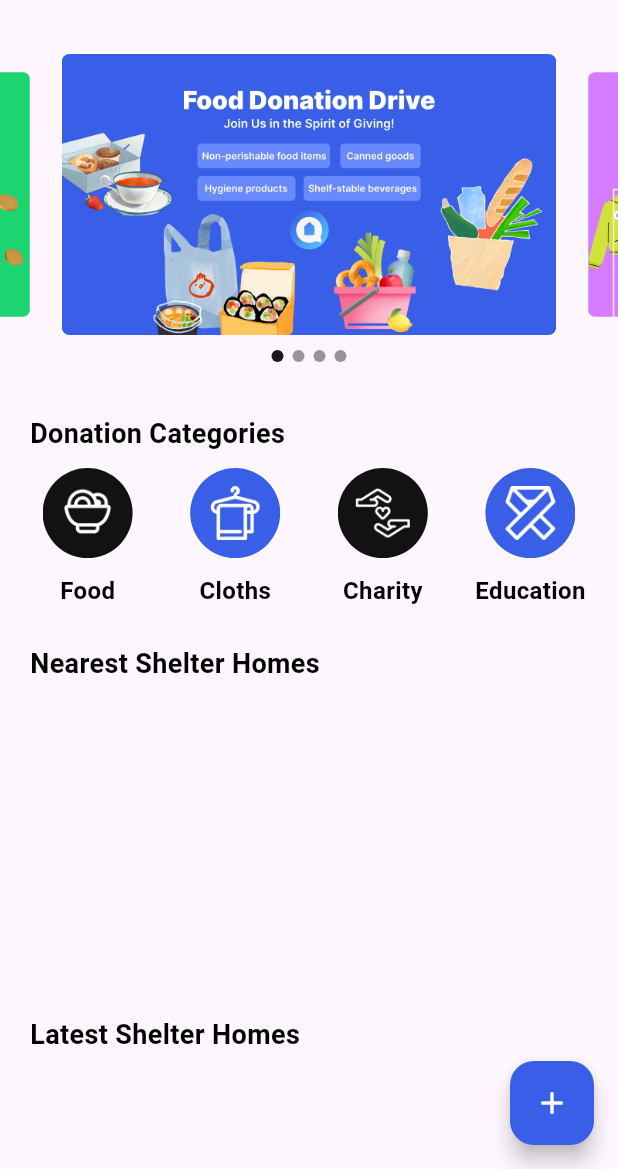
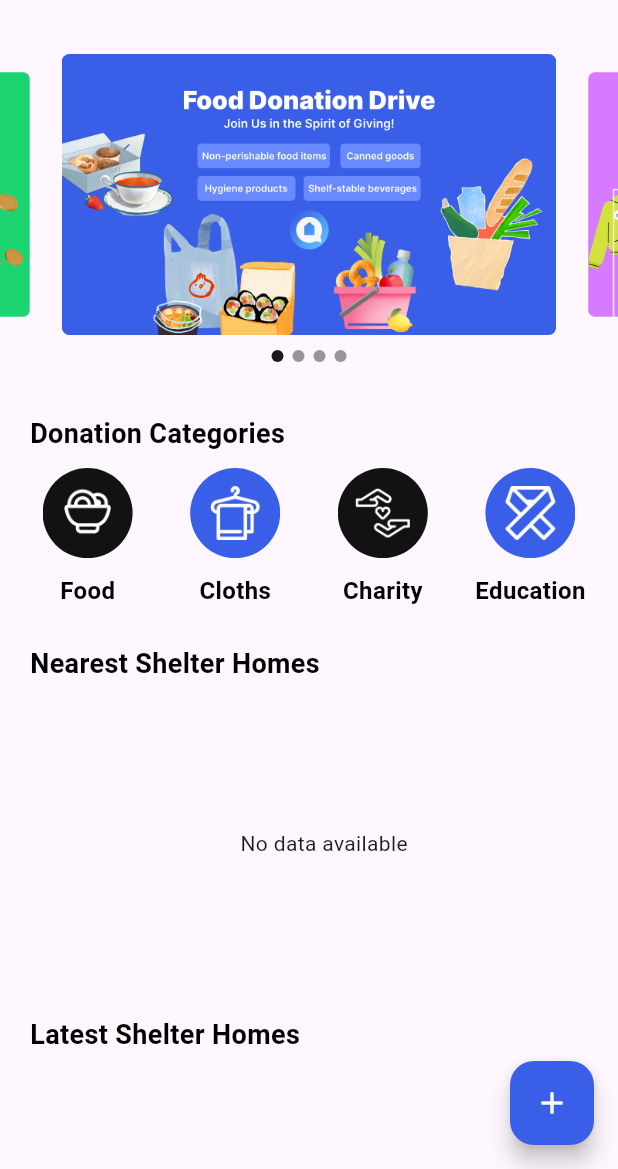
Before and after one commit to pawanbhayde/homeconnect, a Flutter app: the HomePage screen opened directly, on a phone screen of 412 x 824 dp, the part 67-1236 px from its top. Run offline on Flutter 3.47's test engine with Material 3 defaults, Android fonts, the phone set to English and light mode, and no system bars; drawn by our look-alikes of carousel_slider; our stand-ins replace glass, google_sign_in, iconsax, image_cropper, image_picker, supabase_flutter; accounts and stored records are empty; network calls fail.

Commit message:
Added Location and Modified Near Shelter Home stream

```diff
--- a/lib/auth/authentication.dart
+++ b/lib/auth/authentication.dart
@@ -16,7 +16,8 @@ class Authentication {
       {required BuildContext context,
       required String email,
       required String password,
-      required String name}) async {
+      required String name,
+      required String city}) async {
     final sm = ScaffoldMessenger.of(context);
 
     try {
@@ -36,7 +37,7 @@ class Authentication {
 
         // store user details in user table
         await DatabaseService.storeUserDetails(
-            context, name, email, authResponse.user!.id, '');
+            context, name, email, authResponse.user!.id, '', city);
 
         // Navigate to the home page
         Navigator.pushReplacement(
@@ -106,6 +107,7 @@ class Authentication {
               authResponse.user!.email!,
           authResponse.user!.userMetadata?['userid'] ?? authResponse.user!.id,
           authResponse.user!.userMetadata?['avatar_url'] ?? '',
+          '',
         );
 
         // Navigate to the home page
--- a/lib/auth/database.dart
+++ b/lib/auth/database.dart
@@ -49,6 +49,17 @@ class DatabaseService {
     return supabase.from('HomeShelter').stream(primaryKey: ['id']);
   }
 
+  static SupabaseStreamBuilder getNearShelterStream(String city) {
+    print(city);
+    final res = supabase
+        .from('HomeShelter')
+        .stream(primaryKey: ['id'])
+        .order('id')
+        .limit(10);
+    print(res);
+    return res;
+  }
+
   //get shelter details from supabase table
   static Future<HomeShelter> getShelterDetails(int id) async {
     final response =
@@ -65,7 +76,7 @@ class DatabaseService {
 
   //--------- store users google sign in details into user table
   static Future<void> storeUserDetails(BuildContext context, String name,
-      String email, String id, String profileurl) async {
+      String email, String id, String profileurl, String city) async {
     final sm = ScaffoldMessenger.of(context);
 
     try {
@@ -75,6 +86,7 @@ class DatabaseService {
           'name': name,
           'email': email,
           'profile_picture': profileurl,
+          'city': city,
         }
       ]);
 
--- a/lib/model/user.dart
+++ b/lib/model/user.dart
@@ -1,13 +1,13 @@
 class UserProfile {
   final String name;
   final String email;
-  final String location;
+  final String city;
   final String profilePicture;
   final String userid;
   UserProfile({
     required this.name,
     required this.email,
-    required this.location,
+    required this.city,
     required this.profilePicture,
     required this.userid,
   });
@@ -17,7 +17,7 @@ class UserProfile {
     return UserProfile(
       name: data['name'],
       email: data['email'],
-      location: data['location'] ?? '',
+      city: data['city'] ?? '',
       profilePicture: data['profile_picture'] ?? '',
       userid: data['userid'],
     );
@@ -28,7 +28,7 @@ class UserProfile {
     return {
       'name': name,
       'email': email,
-      'location': location,
+      'city': city,
       'profile_picture': profilePicture,
       'userid': userid,
     };
--- a/lib/pages/home_page.dart
+++ b/lib/pages/home_page.dart
@@ -1,5 +1,7 @@
 import 'package:flutter/material.dart';
+import 'package:helpus/auth/authentication.dart';
 import 'package:helpus/auth/database.dart';
+import 'package:helpus/model/user.dart';
 import 'package:helpus/pages/addhome.dart';
 import 'package:helpus/pages/home_shelter_detail.dart';
 import 'package:helpus/widgets/custom_category_card.dart';
@@ -9,8 +11,25 @@ import 'package:helpus/widgets/custom_shalter_card.dart';
 
 import 'donation_category.dart';
 
-class HomePage extends StatelessWidget {
+class HomePage extends StatefulWidget {
   const HomePage({super.key});
+
+  @override
+  State<HomePage> createState() => _HomePageState();
+}
+
+class _HomePageState extends State<HomePage> {
+  //get current user
+  UserProfile? user;
+  @override
+  void initState() {
+    super.initState();
+
+    // Get user profile
+    Authentication.getCurrentUser().then((value) => setState(() {
+          user = value;
+        }));
+  }
 
   @override
   Widget build(BuildContext context) {
@@ -161,11 +180,22 @@ class HomePage extends StatelessWidget {
               child: SizedBox(
                 height: 180,
                 child: StreamBuilder(
-                    stream: DatabaseService.getShelterStream(),
+                  stream: DatabaseService.getNearShelterStream(user!.city),
                   builder: (context, snapshot) {
-                      // ignore: avoid_print
-                      print(snapshot.data);
-                      if (snapshot.hasData) {
+                    if (snapshot.connectionState == ConnectionState.waiting) {
+                      return Center(
+                        child: CircularProgressIndicator(),
+                      );
+                    } else if (snapshot.hasError) {
+                      return Center(
+                        child: Text('An error occurred: ${snapshot.error}'),
+                      );
+                    } else if (snapshot.hasData) {
+                      if (snapshot.data?.length == 0) {
+                        return Center(
+                          child: Text('No data available'),
+                        );
+                      } else {
                         return ListView.builder(
                           physics: const BouncingScrollPhysics(),
                           scrollDirection: Axis.horizontal,
@@ -174,16 +204,29 @@ class HomePage extends StatelessWidget {
                             return NeedFirstBox(
                               title: snapshot.data?[index]['name'],
                               category: snapshot.data?[index]['category'],
+                              onPressed: () {
+                                Navigator.push(context,
+                                    MaterialPageRoute(builder: (context) {
+                                  return HomeShelterDetails(
+                                    id: snapshot.data?[index]['id'],
+                                    title: snapshot.data?[index]['name'],
+                                    category: snapshot.data?[index]['category'],
+                                    phone: snapshot.data?[index]['phone'],
+                                  );
+                                }));
+                              },
                             );
                           },
                         );
+                      }
                     } else {
-                        return const Center(
-                          child: CircularProgressIndicator(),
+                      return Center(
+                        child: Text('Unknown state'),
                       );
                     }
                   },
-                  )),
+                ),
+              ),
             ),
             SizedBox(
               height: size.height * 0.03,
--- a/lib/pages/home_shelter_detail.dart
+++ b/lib/pages/home_shelter_detail.dart
@@ -3,7 +3,7 @@ import 'package:helpus/auth/database.dart';
 import 'package:helpus/model/home_shelter.dart';
 
 class HomeShelterDetails extends StatefulWidget {
-  HomeShelterDetails({
+  const HomeShelterDetails({
     super.key,
     required this.title,
     required this.id,
--- a/lib/pages/login_page.dart
+++ b/lib/pages/login_page.dart
@@ -33,7 +33,7 @@ class _LoginPageState extends State<LoginPage> {
               height: 60,
               child: ElevatedButton(
                 onPressed: () {
-                  Navigator.push(
+                  Navigator.pushReplacement(
                     context,
                     MaterialPageRoute(
                       builder: (context) {
@@ -65,7 +65,7 @@ class _LoginPageState extends State<LoginPage> {
               height: 60,
               child: ElevatedButton(
                 onPressed: () {
-                  Navigator.push(
+                  Navigator.pushReplacement(
                     context,
                     MaterialPageRoute(
                       builder: (context) {
```
Also changed, not shown: lib/pages/city_input_screen.dart (added, +71 -0 lines), lib/pages/profile_page.dart (+10 -17 lines), lib/pages/signup.dart (+25 -0 lines), lib/widgets/custom_near_shelter_card.dart (+10 -3 lines). Lines whose indentation alone changed are shown as unchanged.
